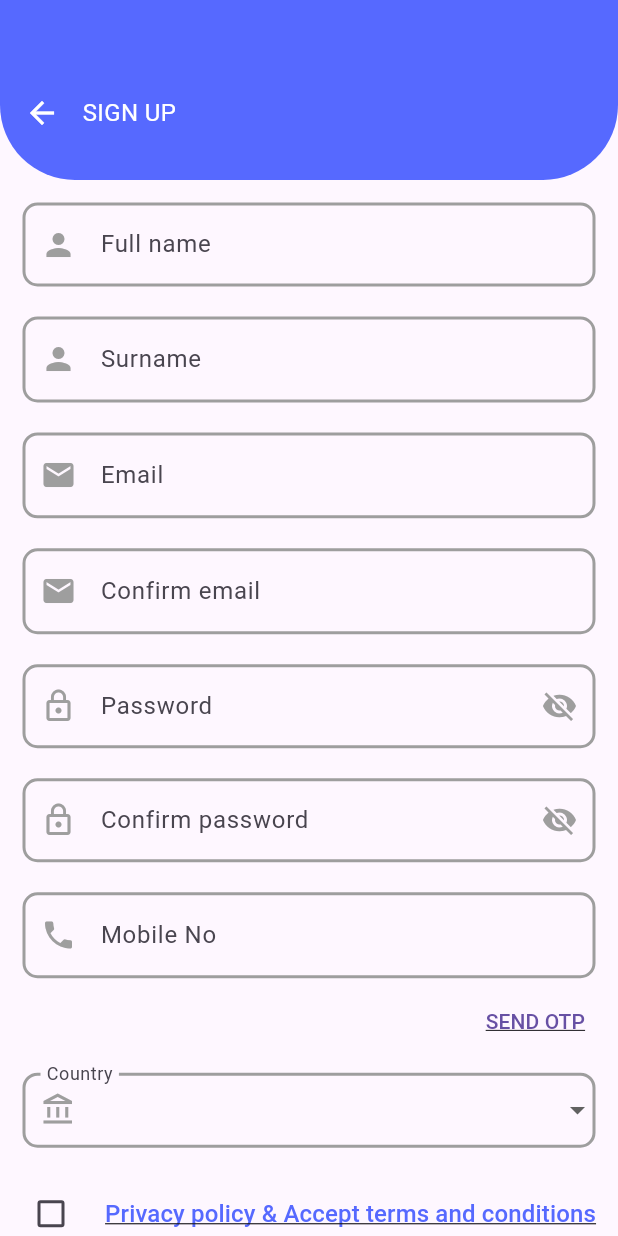
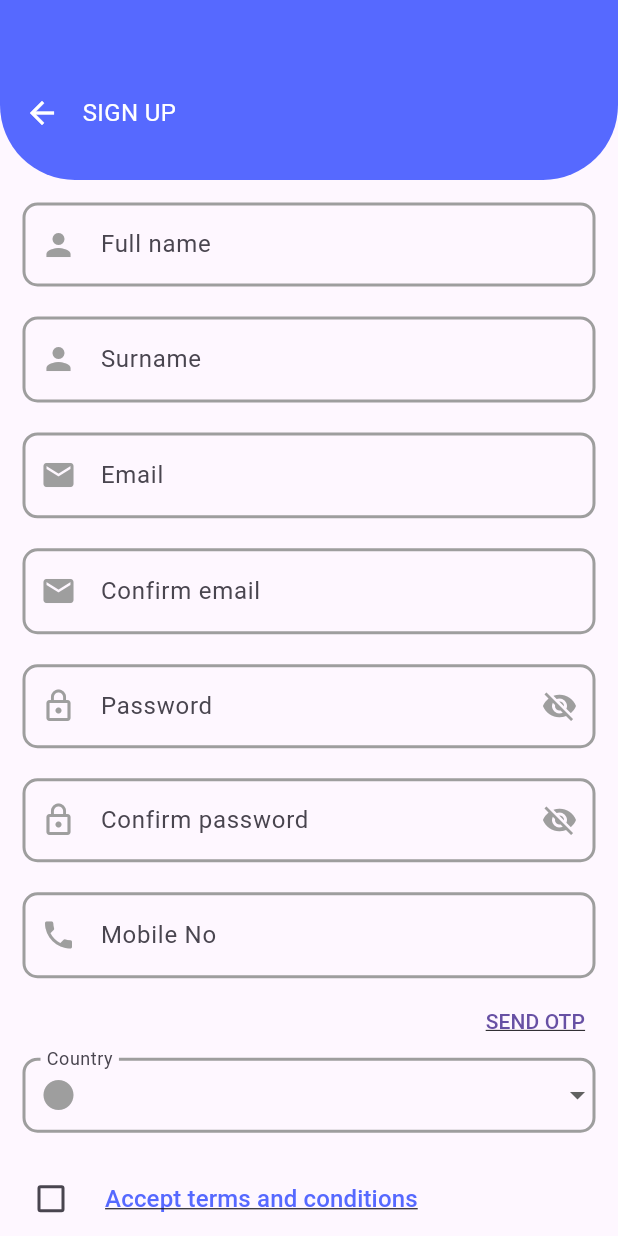
Before and after one commit to shisath/winngoo, a Flutter app: the SignUpScreen screen opened by its route, on a phone screen of 412 x 824 dp. Run offline on Flutter 3.47's test engine with Material 3 defaults, Android fonts, the phone set to English and light mode, and no system bars; our stand-ins replace get, image_picker, pin_code_fields, velocity_x.

Commit message:
overflow for check box

```diff
--- a/lib/signup/signup_widget.dart
+++ b/lib/signup/signup_widget.dart
@@ -235,9 +235,9 @@ signUpWidget({required BuildContext context}) {
                               style: TextStyle(
                                 decoration: TextDecoration.underline,
                               )))),
-              const SizedBox(
-                height: 10,
-              ),
+              // const SizedBox(
+              //   height: 10,
+              // ),
               if (signUpController.sendOtp.value) ...[
                 Center(
                   child: SizedBox(
@@ -295,7 +295,7 @@ signUpWidget({required BuildContext context}) {
                   child: DropdownButtonFormField(
                     decoration: inputDecoration(
                         prefixIcon: const Icon(
-                          Icons.account_balance_outlined,
+                          Icons.circle,
                           color: Colors.grey,
                         ),
                         label: 'Country',
@@ -323,6 +323,7 @@ signUpWidget({required BuildContext context}) {
               Align(
                 alignment: Alignment.centerLeft,
                 child: Row(
+                  mainAxisAlignment: MainAxisAlignment.start,
                   children: [
                     Checkbox(
                       value: signUpController.isChecked.value,
@@ -337,7 +338,7 @@ signUpWidget({required BuildContext context}) {
                     TextButton(
                         onPressed: () {},
                         child: Text(
-                          "Privacy policy & Accept terms and conditions",
+                          "Accept terms and conditions",
                           style: TextStyle(
                               decoration: TextDecoration.underline,
                               color: primaryColor,
```
